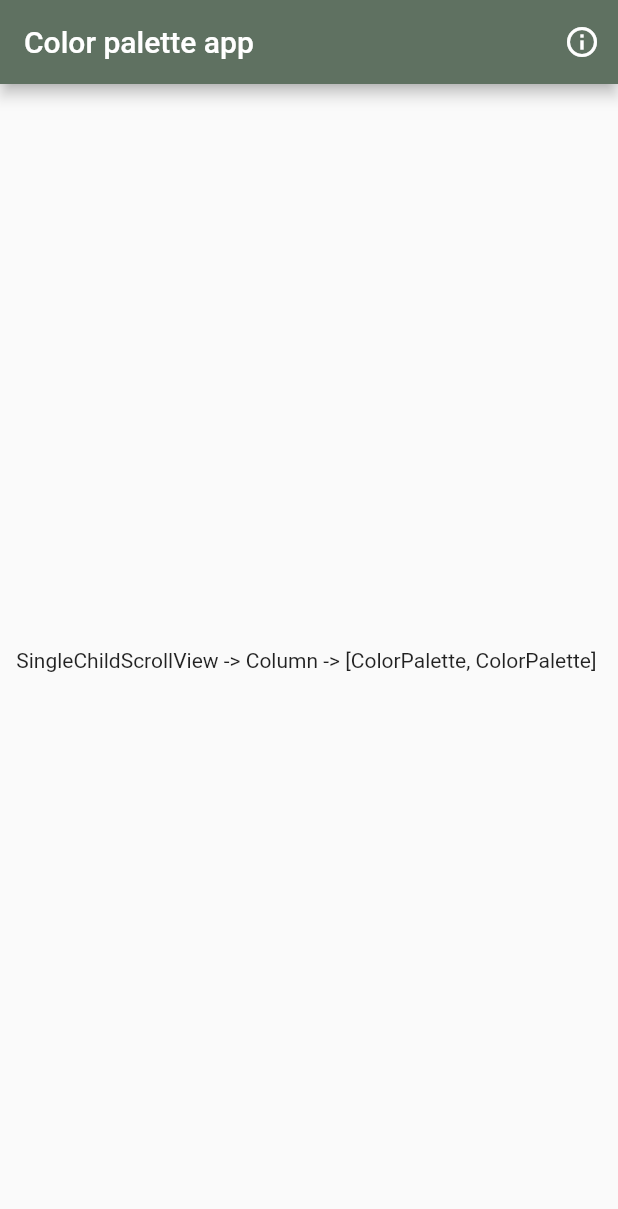
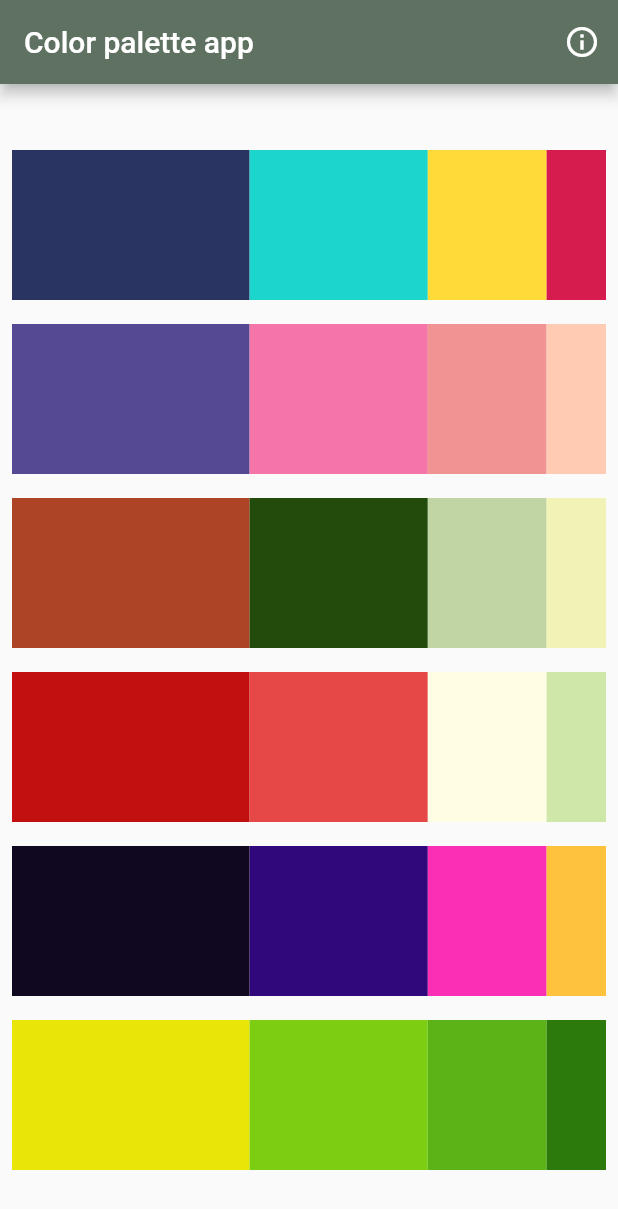
Before and after one commit to dfpolo2022/f_color_palette_dfpolo, a Flutter app: the screen it shows after launch, on a phone screen of 412 x 824 dp. Shown: the top 1209 px of the screen. Run offline on Flutter 3.47's test engine with Material 2 defaults, Android fonts, the phone set to English and light mode, and no system bars; our stand-ins replace get, loggy.

Commit message:
Color Palette + SnackBar

```diff
--- a/lib/ui/pages/color_selection_page.dart
+++ b/lib/ui/pages/color_selection_page.dart
@@ -25,9 +25,55 @@ class ColorSelectionPage extends StatelessWidget {
           ],
         ),
         // https://colorhunt.co/
-        body: (const Center(
-          child: Text(
-              "SingleChildScrollView -> Column -> [ColorPalette, ColorPalette] "),
+        body: (Center(
+          child: SingleChildScrollView(
+            child: Column(
+                crossAxisAlignment: CrossAxisAlignment.center,
+                children: [
+                  ColorPalette(
+                    baseColor: 0xFF293462,
+                    baseColor1: 0xFF1CD6CE,
+                    baseColor2: 0xFFFEDB39,
+                    baseColor3: 0xFFD61C4E,
+                    callback: (String) {},
+                  ),
+                  ColorPalette(
+                    baseColor: 0xFF554994,
+                    baseColor1: 0xFFF675A8,
+                    baseColor2: 0xFFF29393,
+                    baseColor3: 0xFFFFCCB3,
+                    callback: (String) {},
+                  ),
+                  ColorPalette(
+                    baseColor: 0xFFAC4425,
+                    baseColor1: 0xFF224B0C,
+                    baseColor2: 0xFFC1D5A4,
+                    baseColor3: 0xFFF0F2B6,
+                    callback: (String) {},
+                  ),
+                  ColorPalette(
+                    baseColor: 0xFFC21010,
+                    baseColor1: 0xFFE64848,
+                    baseColor2: 0xFFFFFDE3,
+                    baseColor3: 0xFFCFE8A9,
+                    callback: (String) {},
+                  ),
+                  ColorPalette(
+                    baseColor: 0xFF100720,
+                    baseColor1: 0xFF31087B,
+                    baseColor2: 0xFFFA2FB5,
+                    baseColor3: 0xFFFFC23C,
+                    callback: (String) {},
+                  ),
+                  ColorPalette(
+                    baseColor: 0xFFEAE509,
+                    baseColor1: 0xFF7DCE13,
+                    baseColor2: 0xFF5BB318,
+                    baseColor3: 0xFF2B7A0B,
+                    callback: (String) {},
+                  ),
+                ]),
+          ),
         )));
   }
 
--- a/lib/ui/widgets/color_palette.dart
+++ b/lib/ui/widgets/color_palette.dart
@@ -5,24 +5,73 @@ class ColorPalette extends StatelessWidget {
   const ColorPalette({
     Key? key,
     // así se reciben en el constructor, por ejemplo
-    //required this.baseColor,
+    required this.baseColor,
+    required this.baseColor1,
+    required this.baseColor2,
+    required this.baseColor3,
+    required this.callback,
   }) : super(key: key);
 
   // atributos de la clase, por ejemplo
-  //final String baseColor;
+  final int baseColor;
+  final int baseColor1;
+  final int baseColor2;
+  final int baseColor3;
 
-  // también se puede tener como un atributo un callback, necesiario ya que es un
+  // también se puede tener como un atributo un callback, necesario ya que es un
   // widget sin estado, por ejemplo
-  //final Function(String) callback;
+  final Function(String) callback;
 
   @override
   Widget build(BuildContext context) {
     // padding para crear espacio alrededor del widget
     return Padding(
-      padding: const EdgeInsets.all(8.0),
-      // vamos a mostrar los elementos en un row
-      child: Text(
-          'Row -> [Expanded(flex: 4,GestureDetector(Container(height: 100, color: ColorUtils.FromHex(baseColor))) )]'),
-    );
+        padding: const EdgeInsets.all(8.0),
+        // vamos a mostrar los elementos en un row
+        child:
+            Row(mainAxisAlignment: MainAxisAlignment.center, children: <Widget>[
+          Expanded(
+            flex: 4,
+            child: InkWell(
+                onTap: () {
+                  ScaffoldMessenger.of(context).showSnackBar(SnackBar(
+                      backgroundColor: Color(baseColor),
+                      content: Text('Color Palette - Valor Copiado')));
+                },
+                child: Ink(height: 100, width: 500, color: Color(baseColor))),
+          ),
+
+          Expanded(
+              flex: 3,
+              child: InkWell(
+                  onTap: () {
+                    ScaffoldMessenger.of(context).showSnackBar(SnackBar(
+                        backgroundColor: Color(baseColor1),
+                        content: Text('Color Palette - Valor Copiado')));
+                  },
+                  child:
+                      Ink(height: 100, width: 500, color: Color(baseColor1)))),
+          Expanded(
+              flex: 2,
+              child: InkWell(
+                  onTap: () {
+                    ScaffoldMessenger.of(context).showSnackBar(SnackBar(
+                        backgroundColor: Color(baseColor2),
+                        content: Text('Color Palette - Valor Copiado')));
+                  },
+                  child:
+                      Ink(height: 100, width: 500, color: Color(baseColor2)))),
+          Expanded(
+              flex: 1,
+              child: InkWell(
+                  onTap: () {
+                    ScaffoldMessenger.of(context).showSnackBar(SnackBar(
+                        backgroundColor: Color(baseColor3),
+                        content: Text('Color Palette - Valor Copiado')));
+                  },
+                  child:
+                      Ink(height: 100, width: 500, color: Color(baseColor3)))),
+          //Container(color: Color(baseColor), width: 50, height: 50),
+        ]));
   }
 }
```
